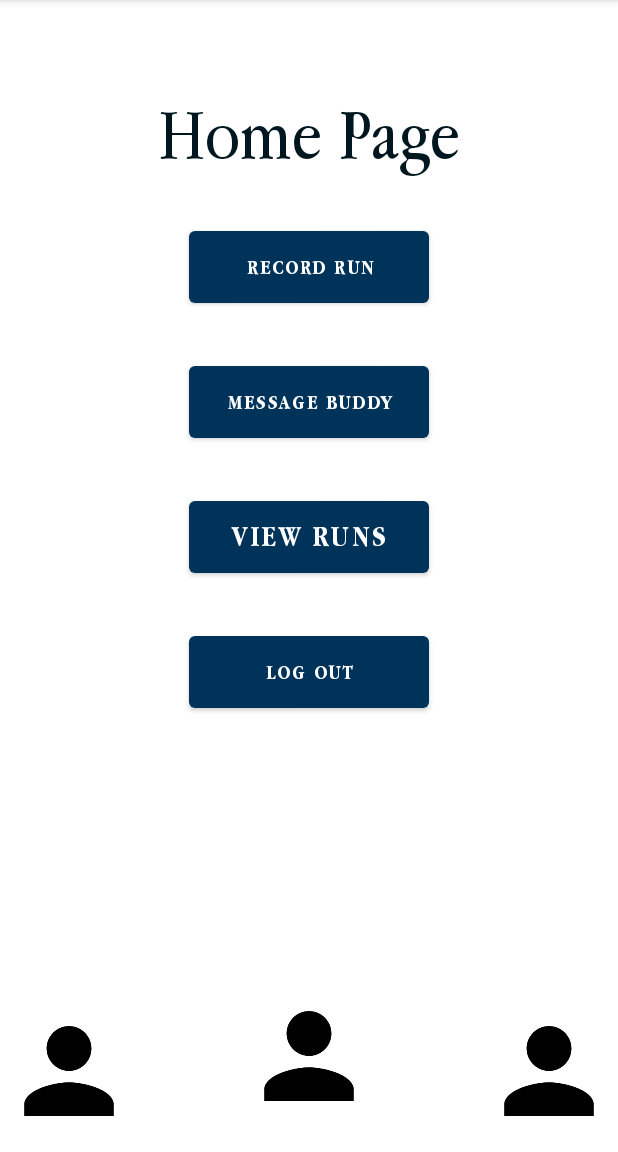
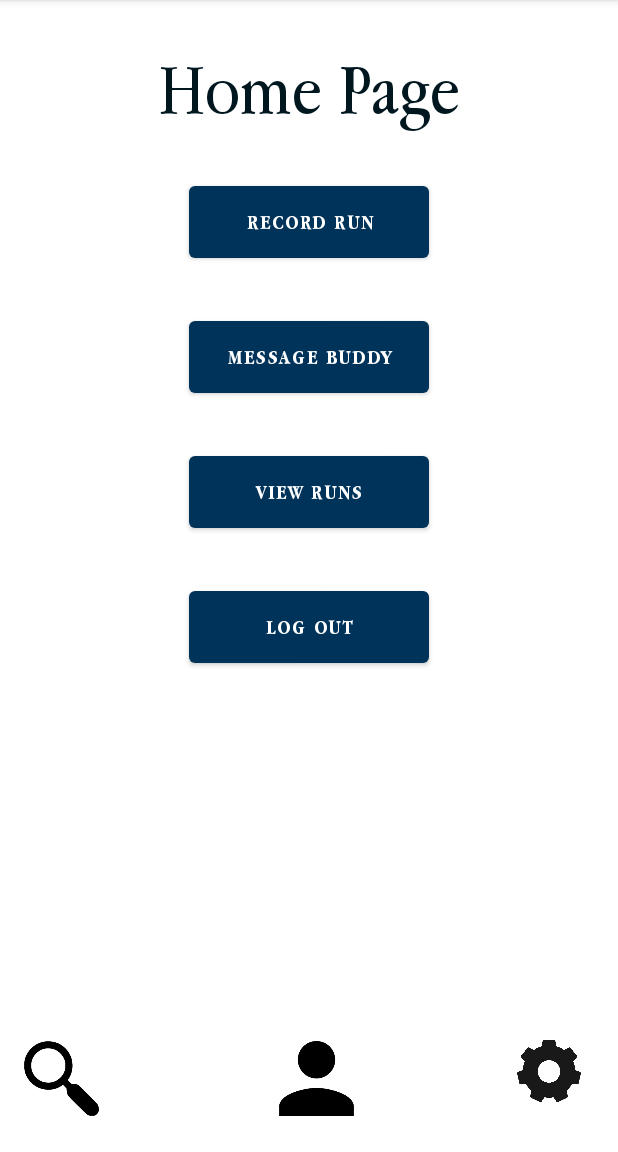
Before and after one commit to sutanto5/RunBuddies, an Android app: the screen it shows after launch once a user with an empty profile is signed in (HomePageActivity), on a phone screen of 412 x 824 dp, the part 84-1236 px from its top. Run offline under Robolectric (Android 15) with nearby library versions, the phone set to English and light mode, and no system bars; our stand-ins replace Firebase (no records; nobody signed in at launch, a user with empty details on screens opened directly).

Commit message:
home page and timer

```diff
--- a/app/src/main/res/layout/activity_edit_profile.xml
+++ b/app/src/main/res/layout/activity_edit_profile.xml
@@ -6,4 +6,5 @@
     android:layout_height="match_parent"
     tools:context=".EditProfileActivity">
 
+
 </androidx.constraintlayout.widget.ConstraintLayout>
--- a/app/src/main/res/layout/activity_home_page.xml
+++ b/app/src/main/res/layout/activity_home_page.xml
@@ -4,7 +4,8 @@
     xmlns:tools="http://schemas.android.com/tools"
     android:layout_width="match_parent"
     android:layout_height="match_parent"
-    tools:context=".HomePageActivity">
+    tools:context=".HomePageActivity"
+    >
 
     <LinearLayout
         android:id="@+id/linearLayout"
@@ -18,10 +19,10 @@
             android:layout_width="wrap_content"
             android:layout_height="wrap_content"
             android:layout_gravity="center"
-            android:layout_marginTop="@dimen/LargerTopMargin"
             android:fontFamily="@font/applegaramond"
             android:gravity="center"
             android:text="Home Page"
+            android:layout_marginTop="@dimen/smallerTopMargin"
             android:textColor="@color/richBlackFOGRA_29"
             android:textSize="@dimen/titleFont" />
 
@@ -48,10 +49,10 @@
             android:layout_gravity="center"
             android:layout_marginTop="@dimen/smallerTopMargin"
             android:text="View Runs"
-            android:textSize="@dimen/buttonFont" />
+            />
 
         <Button
-            android:id="@+id/button"
+            android:id="@+id/logoutButton"
             android:layout_width="@dimen/buttonWidth"
             android:layout_height="@dimen/buttonHeight"
             android:layout_gravity="center"
@@ -61,13 +62,29 @@
 
     </LinearLayout>
 
+
     <ImageButton
-        android:id="@+id/imageButton1"
-        android:layout_width="60dip"
-        android:layout_height="60dip"
+        android:id="@+id/profileButton"
+        android:layout_width="50dip"
+        android:layout_height="50dip"
+        android:layout_gravity="center"
+        android:layout_marginEnd="100dp"
+        android:layout_marginBottom="24dp"
+        android:background="@drawable/profileicon"
+        app:layout_constraintBottom_toBottomOf="parent"
+        app:layout_constraintEnd_toStartOf="@+id/settingsButton"
+        app:layout_constraintHorizontal_bias="1.0"
+        app:layout_constraintStart_toEndOf="@+id/buddySearchButton"
+        app:layout_constraintTop_toBottomOf="@+id/linearLayout"
+        app:layout_constraintVertical_bias="1.0" />
+
+    <ImageButton
+        android:id="@+id/buddySearchButton"
+        android:layout_width="50dip"
+        android:layout_height="50dip"
         android:layout_marginStart="16dp"
         android:layout_marginBottom="24dp"
-        android:background="@drawable/profileicon"
+        android:background="@drawable/searchicon"
         app:layout_constraintBottom_toBottomOf="parent"
         app:layout_constraintStart_toStartOf="parent" />
 
@@ -78,24 +95,9 @@
         android:layout_gravity="right"
         android:layout_marginEnd="16dp"
         android:layout_marginBottom="24dp"
-        android:background="@drawable/profileicon"
+        android:background="@drawable/gearicon"
         app:layout_constraintBottom_toBottomOf="parent"
         app:layout_constraintEnd_toEndOf="parent" />
 
-    <ImageButton
-        android:id="@+id/profileButton"
-        android:layout_width="60dip"
-        android:layout_height="60dip"
-        android:layout_gravity="center"
-        android:layout_marginEnd="100dp"
-        android:layout_marginBottom="24dp"
-        android:background="@drawable/profileicon"
-        app:layout_constraintBottom_toBottomOf="parent"
-        app:layout_constraintEnd_toStartOf="@+id/settingsButton"
-        app:layout_constraintHorizontal_bias="1.0"
-        app:layout_constraintStart_toEndOf="@+id/imageButton1"
-        app:layout_constraintTop_toBottomOf="@+id/linearLayout"
-        app:layout_constraintVertical_bias="0.947" />
-
 
 </androidx.constraintlayout.widget.ConstraintLayout>
```
Also changed, not shown: app/src/main/res/layout/activity_start_run.xml (+21 -2 lines), app/src/main/res/drawable/gearicon.png (added), app/src/main/res/drawable/searchicon.png (added).
